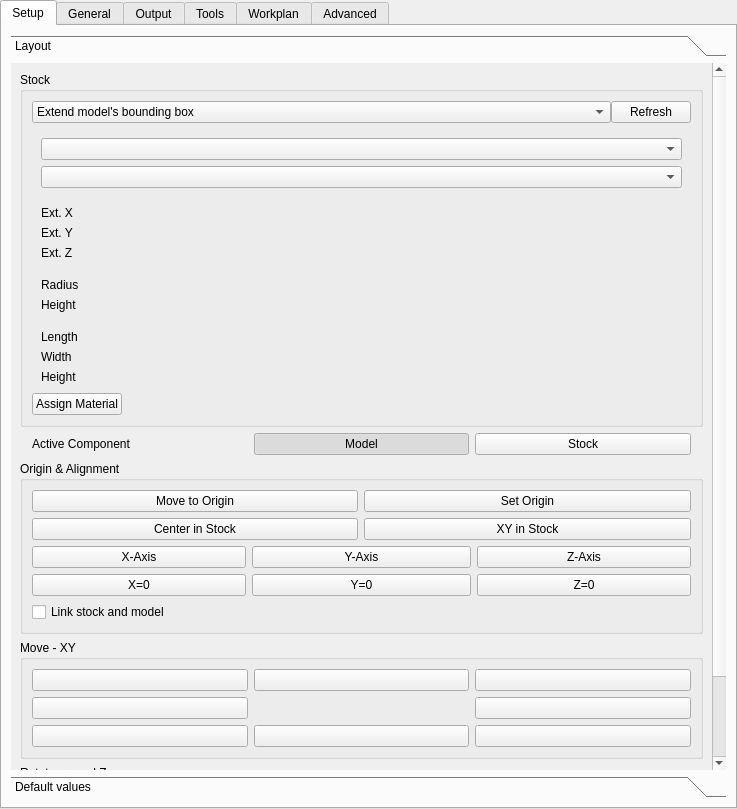
First picture: the form in src/Mod/CAM/Gui/Resources/panels/PathEdit.ui, repository Connor9220/FreeCAD, before the edit.
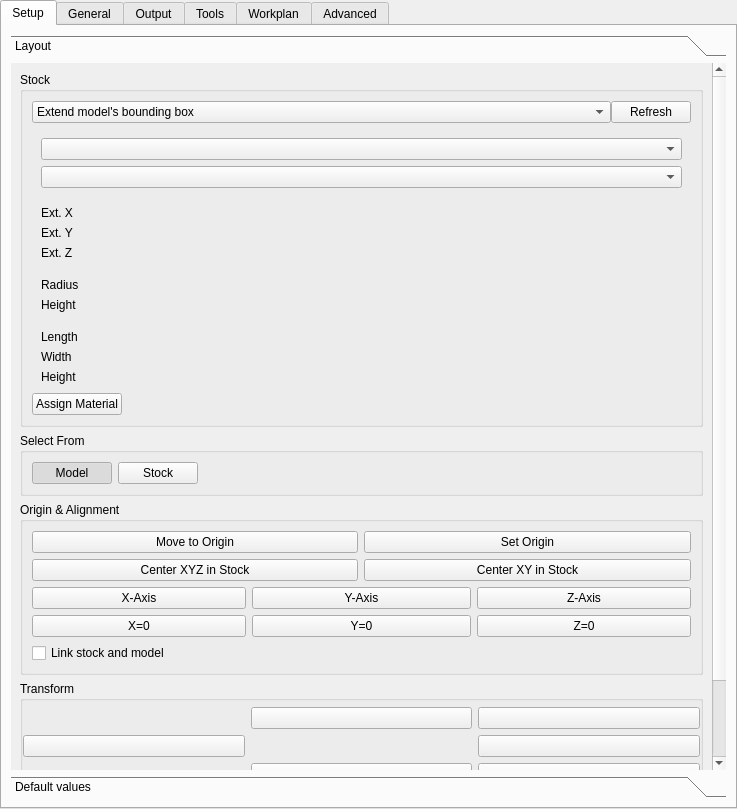
Second picture: the form after the edit. Icons and pictures are not drawn. Custom widgets are drawn as their Qt base class.

```diff
--- a/src/Mod/CAM/Gui/Resources/panels/PathEdit.ui
+++ b/src/Mod/CAM/Gui/Resources/panels/PathEdit.ui
@@ -335,25 +335,11 @@
          </widget>
         </item>
         <item>
-          <layout class="QGridLayout" name="gridLayout_2">
-            <property name="leftMargin">
-              <number>12</number>
-            </property>
-            <property name="topMargin">
-              <number>0</number>
-            </property>
-            <property name="rightMargin">
-              <number>12</number>
-            </property>
-            <item row="0" column="0" colspan="2">
+         <widget class="QGroupBox" name="pickTargetGroup">
+          <property name="title">
+           <string>Select From</string>
+          </property>
               <layout class="QHBoxLayout" name="chooseRefLayout">
-                <item>
-                <widget class="QLabel" name="pickTargetLabel">
-                  <property name="text">
-                  <string>Active Component</string>
-                  </property>
-                </widget>
-                </item>
                 <item>
                 <widget class="QPushButton" name="pickTargetModel">
                   <property name="text">
@@ -391,9 +377,21 @@
                   </property>
                 </widget>
                 </item>
-              </layout>
+           <item>
+            <spacer name="pickTargetSpacer">
+             <property name="orientation">
+              <enum>Qt::Horizontal</enum>
+             </property>
+             <property name="sizeHint" stdset="0">
+              <size>
+               <width>40</width>
+               <height>20</height>
+              </size>
+             </property>
+            </spacer>
             </item>
           </layout>
+         </widget>
         </item>
         <item>
          <widget class="QGroupBox" name="modelAlignGroup">
@@ -441,7 +439,7 @@
            <item row="1" column="0" colspan="3">
             <widget class="QPushButton" name="centerInStock">
              <property name="text">
-              <string>Center in Stock</string>
+              <string>Center XYZ in Stock</string>
              </property>
              <property name="icon">
               <iconset resource="../Path.qrc">
@@ -458,7 +456,7 @@
            <item row="1" column="3" colspan="3">
             <widget class="QPushButton" name="centerInStockXY">
              <property name="text">
-              <string>XY in Stock</string>
+              <string>Center XY in Stock</string>
              </property>
              <property name="icon">
               <iconset resource="../Path.qrc">
@@ -578,25 +576,17 @@
         <item>
          <widget class="QGroupBox" name="modelMoveGroup">
           <property name="title">
-           <string>Move - XY</string>
+           <string>Transform</string>
           </property>
+          <layout class="QVBoxLayout" name="verticalLayout_modelMove">
+           <property name="spacing"><number>6</number></property>
+           <property name="leftMargin"><number>0</number></property>
+           <property name="topMargin"><number>6</number></property>
+           <property name="rightMargin"><number>0</number></property>
+           <property name="bottomMargin"><number>6</number></property>
+           <item>
           <layout class="QGridLayout" name="gridLayout_3">
            <item row="0" column="0">
-            <widget class="QPushButton" name="modelMoveLeftUp">
-             <property name="text">
-              <string/>
-             </property>
-             <property name="icon">
-              <iconset resource="../Path.qrc">
-               <normaloff>:/icons/arrow-left-up.svg</normaloff>:/icons/arrow-left-up.svg</iconset>
-             </property>
-             <property name="iconSize">
-              <size>
-               <width>24</width>
-               <height>24</height>
-              </size>
-             </property>
-            </widget>
            </item>
            <item row="0" column="1">
             <widget class="QPushButton" name="modelMoveUp">
@@ -616,13 +606,13 @@
             </widget>
            </item>
            <item row="0" column="2">
-            <widget class="QPushButton" name="modelMoveRightUp">
+            <widget class="QPushButton" name="modelMoveZUp">
              <property name="text">
               <string/>
              </property>
              <property name="icon">
               <iconset resource="../Path.qrc">
-               <normaloff>:/icons/arrow-right-up.svg</normaloff>:/icons/arrow-right-up.svg</iconset>
+               <normaloff>:/icons/arrow-up.svg</normaloff>:/icons/arrow-up.svg</iconset>
              </property>
              <property name="iconSize">
               <size>
@@ -674,21 +664,6 @@
             </widget>
            </item>
            <item row="2" column="0">
-            <widget class="QPushButton" name="modelMoveLeftDown">
-             <property name="text">
-              <string/>
-             </property>
-             <property name="icon">
-              <iconset resource="../Path.qrc">
-               <normaloff>:/icons/arrow-left-down.svg</normaloff>:/icons/arrow-left-down.svg</iconset>
-             </property>
-             <property name="iconSize">
-              <size>
-               <width>24</width>
-               <height>24</height>
-              </size>
-             </property>
-            </widget>
            </item>
            <item row="2" column="1">
             <widget class="QPushButton" name="modelMoveDown">
@@ -708,13 +683,13 @@
             </widget>
            </item>
            <item row="2" column="2">
-            <widget class="QPushButton" name="modelMoveRightDown">
+            <widget class="QPushButton" name="modelMoveZDown">
              <property name="text">
               <string/>
              </property>
              <property name="icon">
               <iconset resource="../Path.qrc">
-               <normaloff>:/icons/arrow-right-down.svg</normaloff>:/icons/arrow-right-down.svg</iconset>
+               <normaloff>:/icons/arrow-down.svg</normaloff>:/icons/arrow-down.svg</iconset>
              </property>
              <property name="iconSize">
               <size>
@@ -725,16 +700,8 @@
             </widget>
            </item>
           </layout>
-         </widget>
         </item>
         <item>
-         <widget class="QGroupBox" name="modelRotateGroup">
-          <property name="title">
-           <string>Rotate around Z</string>
-          </property>
-          <property name="toolTip">
-           <string>Rotates the model about the Z-axis. When the compound checkbox is enabled, rotations stack cumulatively.</string>
-          </property>
           <layout class="QGridLayout" name="gridLayout_6">
            <item row="0" column="0">
             <widget class="QPushButton" name="modelRotateLeft">
@@ -823,6 +790,8 @@
               </size>
              </property>
             </widget>
+           </item>
+          </layout>
            </item>
           </layout>
          </widget>
```
Lines whose indentation alone changed are shown as unchanged.
